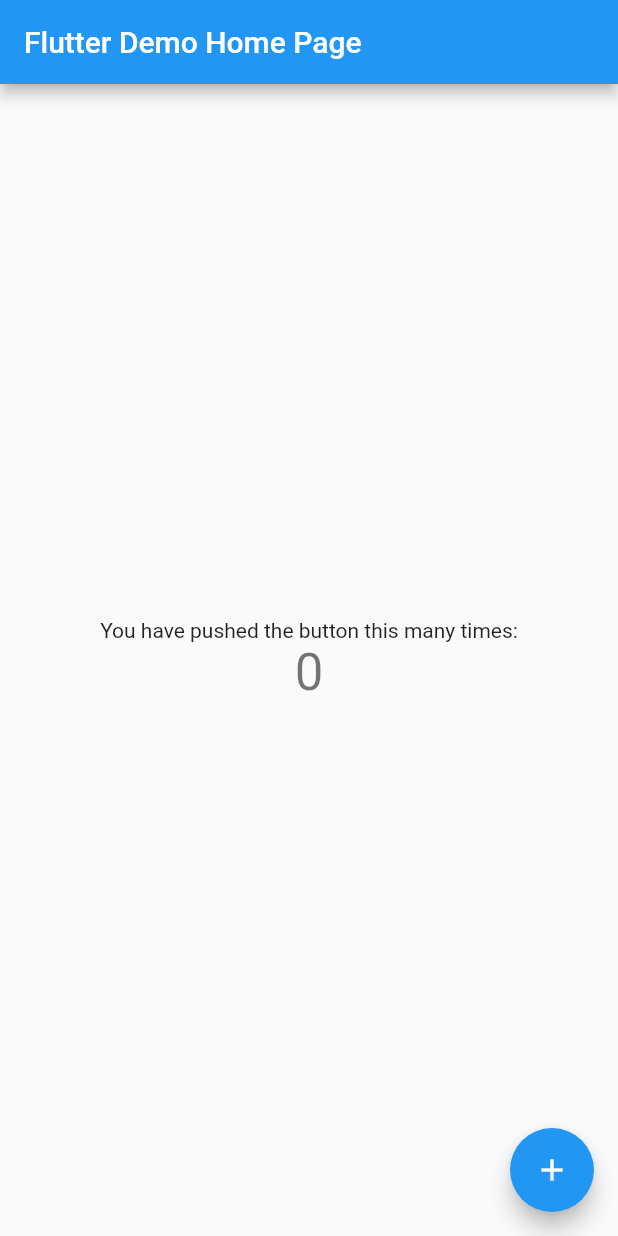
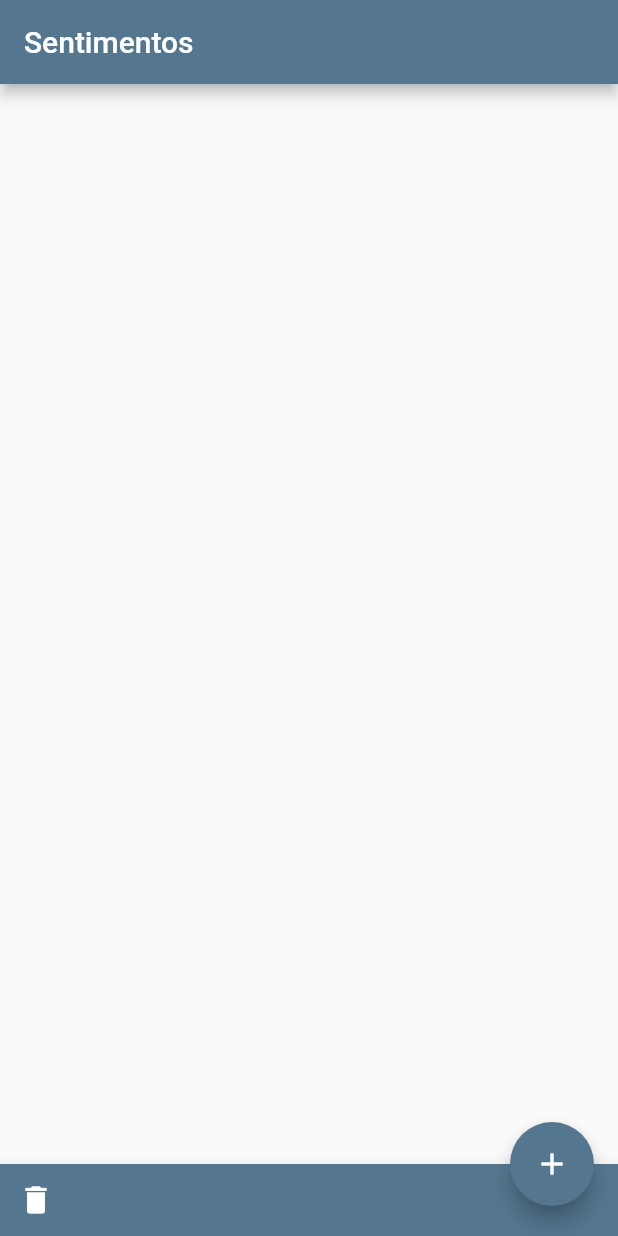
Before and after one commit to fononemacher/sentimentos, a Flutter app: the screen it shows after launch, on a phone screen of 412 x 824 dp. Run offline on Flutter 3.47's test engine with Material 2 defaults, Android fonts, the phone set to English and light mode, and no system bars.

Commit message:
Estrutura inicial

```diff
--- a/lib/main.dart
+++ b/lib/main.dart
@@ -1,4 +1,5 @@
 import 'package:flutter/material.dart';
+import 'package:sentimentos/views/sentimentosview.dart';
 
 void main() => runApp(MyApp());
 
@@ -7,105 +8,13 @@ class MyApp extends StatelessWidget {
   @override
   Widget build(BuildContext context) {
     return MaterialApp(
+      debugShowCheckedModeBanner: false,
       title: 'Flutter Demo',
       theme: ThemeData(
-        // This is the theme of your application.
-        //
-        // Try running your application with "flutter run". You'll see the
-        // application has a blue toolbar. Then, without quitting the app, try
-        // changing the primarySwatch below to Colors.green and then invoke
-        // "hot reload" (press "r" in the console where you ran "flutter run",
-        // or simply save your changes to "hot reload" in a Flutter IDE).
-        // Notice that the counter didn't reset back to zero; the application
-        // is not restarted.
-        primarySwatch: Colors.blue,
+        primaryColor: Color(0xff54778F),
+            accentColor: Color(0xff54778F),
       ),
-      home: MyHomePage(title: 'Flutter Demo Home Page'),
+      home: SentimentosView(),
     );
   }
 }
-
-class MyHomePage extends StatefulWidget {
-  MyHomePage({Key key, this.title}) : super(key: key);
-
-  // This widget is the home page of your application. It is stateful, meaning
-  // that it has a State object (defined below) that contains fields that affect
-  // how it looks.
-
-  // This class is the configuration for the state. It holds the values (in this
-  // case the title) provided by the parent (in this case the App widget) and
-  // used by the build method of the State. Fields in a Widget subclass are
-  // always marked "final".
-
-  final String title;
-
-  @override
-  _MyHomePageState createState() => _MyHomePageState();
-}
-
-class _MyHomePageState extends State<MyHomePage> {
-  int _counter = 0;
-
-  void _incrementCounter() {
-    setState(() {
-      // This call to setState tells the Flutter framework that something has
-      // changed in this State, which causes it to rerun the build method below
-      // so that the display can reflect the updated values. If we changed
-      // _counter without calling setState(), then the build method would not be
-      // called again, and so nothing would appear to happen.
-      _counter++;
-    });
-  }
-
-  @override
-  Widget build(BuildContext context) {
-    // This method is rerun every time setState is called, for instance as done
-    // by the _incrementCounter method above.
-    //
-    // The Flutter framework has been optimized to make rerunning build methods
-    // fast, so that you can just rebuild anything that needs updating rather
-    // than having to individually change instances of widgets.
-    return Scaffold(
-      appBar: AppBar(
-        // Here we take the value from the MyHomePage object that was created by
-        // the App.build method, and use it to set our appbar title.
-        title: Text(widget.title),
-      ),
-      body: Center(
-        // Center is a layout widget. It takes a single child and positions it
-        // in the middle of the parent.
-        child: Column(
-          // Column is also layout widget. It takes a list of children and
-          // arranges them vertically. By default, it sizes itself to fit its
-          // children horizontally, and tries to be as tall as its parent.
-          //
-          // Invoke "debug painting" (press "p" in the console, choose the
-          // "Toggle Debug Paint" action from the Flutter Inspector in Android
-          // Studio, or the "Toggle Debug Paint" command in Visual Studio Code)
-          // to see the wireframe for each widget.
-          //
-          // Column has various properties to control how it sizes itself and
-          // how it positions its children. Here we use mainAxisAlignment to
-          // center the children vertically; the main axis here is the vertical
-          // axis because Columns are vertical (the cross axis would be
-          // horizontal).
-          mainAxisAlignment: MainAxisAlignment.center,
-          children: <Widget>[
-            Text(
-              'You have pushed the button this many times:',
-            ),
-            Text(
-              '$_counter',
-              style: Theme.of(context).textTheme.display1,
-            ),
-          ],
-        ),
-      ),
-      floatingActionButton: FloatingActionButton(
-        onPressed: _incrementCounter,
-        tooltip: 'Increment',
-        child: Icon(Icons.add),
-      ), // This trailing comma makes auto-formatting nicer for build methods.
-    );
-  }
-}
--- /dev/null
+++ b/lib/model/tipo_sentimento.dart
@@ -0,0 +1 @@
+enum TipoSentimento { FELIZ, NORMAL, INDIFERENTE, TRISTE, RAIVA }
--- /dev/null
+++ b/lib/views/sentimentosview.dart
@@ -0,0 +1,38 @@
+import 'package:flutter/material.dart';
+
+class SentimentosView extends StatelessWidget{
+  @override
+  Widget build(BuildContext context){
+    return Scaffold(
+      appBar: AppBar(
+        title: Text("Sentimentos"),
+      ),
+      body: Container(),
+      floatingActionButton: FloatingActionButton(
+        onPressed: _addSentimento,
+        child: Icon(Icons.add),
+      ),
+      floatingActionButtonLocation: FloatingActionButtonLocation.endDocked,
+      bottomNavigationBar: BottomAppBar(
+        color: Theme.of(context).primaryColor,
+        child: Row(
+          children: <Widget>[
+            IconButton(
+              icon: Icon(
+                Icons.delete,
+                color: Colors.white,
+              ),
+              onPressed: _removeSentimento,
+            )
+          ],
+        ),
+      ),
+    );
+  }
+}
+_addSentimento(){
+
+}
+_removeSentimento(){
+
+}
```
Also changed, not shown: lib/home.dart (+101 -101 lines), lib/model/sentimento.dart (added, +12 -0 lines).
